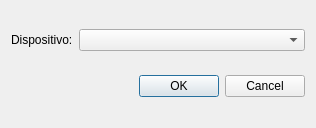
The window that dispositivos.ui (Madh93/Qt5-MoviePlayer) describes before a commit, drawn with Qt 5.
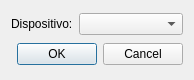
The same window after the commit.

Commit message: detectar y seleccionar dispositivo

```diff
--- a/dispositivos.ui
+++ b/dispositivos.ui
@@ -6,12 +6,12 @@
    <rect>
     <x>0</x>
     <y>0</y>
-    <width>316</width>
-    <height>128</height>
+    <width>194</width>
+    <height>80</height>
    </rect>
   </property>
   <property name="sizePolicy">
-   <sizepolicy hsizetype="Maximum" vsizetype="Maximum">
+   <sizepolicy hsizetype="Fixed" vsizetype="Fixed">
     <horstretch>0</horstretch>
     <verstretch>0</verstretch>
    </sizepolicy>
```
Left out of the diff: 3 changed lines with no effect on the pictures. The commit also changes 3 other files.
